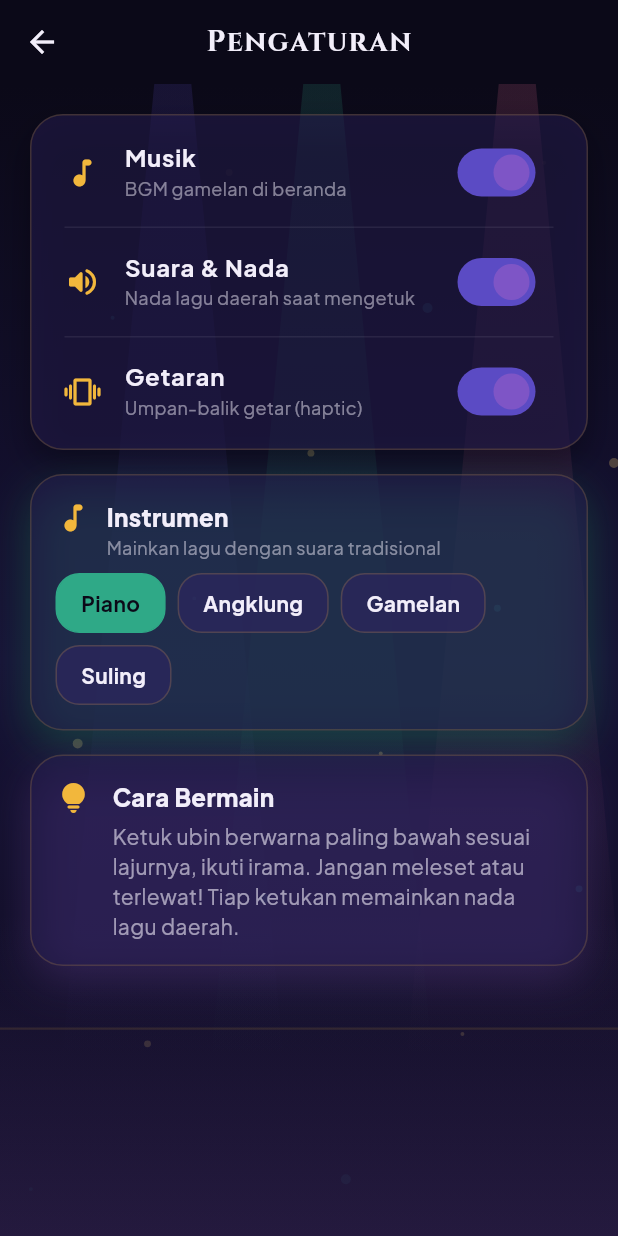
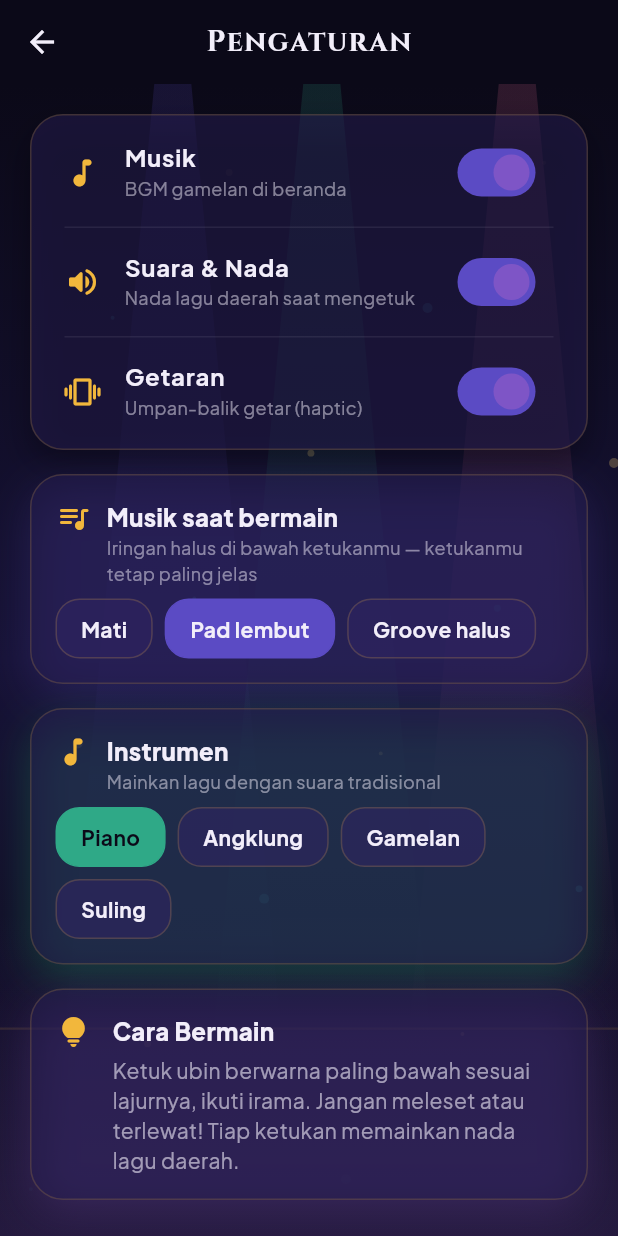
Before and after one commit to zachiesings/pusaka-tiles, a Flutter app: the SettingsScreen screen opened directly, on a phone screen of 412 x 824 dp. Run offline on Flutter 3.47's test engine with Material 3 defaults, Android fonts, the phone set to English and light mode, and no system bars; our stand-ins replace audioplayers, google_mobile_ads, shared_preferences; accounts and stored records are empty.

Commit message:
feat(audio): rework in-game accompaniment — neutral, quiet, with a 'Musik saat bermain' setting
Players found the looping per-song bed distracting: it imposed an I–vi–IV–V
progression that fought the (C-centred, often pentatonic) melodies, too busy/loud.

- render: drop the chord progression. Two harmonically-neutral variants (all
  songs centre on C / do=C, so an open-fifth C+G — no third — never clashes):
  • ambient pad  → one shared warm drone, tempo-free, very quiet (backing_pad.mp3)
  • soft groove  → per-song, tempo-matched, root-fifth bass + light shaker, quiet
  Both rendered well under the tapped melody (loudnorm -24/-26).
- AudioService.inGameMode (off|pad|groove) drives backing; volumes 0/0.16/0.30
  (melody plays ~0.9). Decoupled from home BGM (setMusicEnabled no longer stops it).
- New 'Musik saat bermain' setting (separate from home 'Musik'), default 'pad',
  with an obvious 'Mati' (off) — 3 variants to A/B on TestFlight.
- Home/menu BGM unchanged. All original + license-safe. In-review build untouched.

Co-Authored-By: Claude Opus 4.8 (1M context) <noreply@anthropic.com>

```diff
--- a/lib/core/constants.dart
+++ b/lib/core/constants.dart
@@ -38,6 +38,15 @@ class K {
     MapEntry('suling', 'Suling'),
   ];
   static const String kHaptics   = 'pt_haptics';
+  static const String kInGameMusic = 'pt_ingame_music'; // off | pad | groove
+
+  /// In-game accompaniment options ("Musik saat bermain"), separate from the
+  /// home BGM. Default = pad (subtle ambient drone).
+  static const List<MapEntry<String, String>> inGameMusicOptions = [
+    MapEntry('off', 'Mati'),
+    MapEntry('pad', 'Pad lembut'),
+    MapEntry('groove', 'Groove halus'),
+  ];
   static const String kFirstRun  = 'pt_first_run';
   // ----- Campaign ("Perjalanan Nusantara") -----
   static const String kCampaignUnlocked = 'pt_campaign_unlocked'; // highest stage unlocked (1..20)
--- a/lib/features/settings/settings_screen.dart
+++ b/lib/features/settings/settings_screen.dart
@@ -30,6 +30,49 @@ class SettingsScreen extends StatelessWidget {
                     _divider(),
                     _toggle(Icons.vibration_rounded, 'Getaran', 'Umpan-balik getar (haptic)',
                         app.haptics, app.setHaptics),
+                  ],
+                ),
+              ),
+              const SizedBox(height: 16),
+              SoftCard(
+                glow: Palette.indigo,
+                child: Column(
+                  crossAxisAlignment: CrossAxisAlignment.start,
+                  children: [
+                    Row(children: const [
+                      Icon(Icons.queue_music_rounded, color: Palette.gold),
+                      SizedBox(width: 10),
+                      Text('Musik saat bermain',
+                          style: TextStyle(
+                              color: Palette.cream, fontSize: 16, fontWeight: FontWeight.w800)),
+                    ]),
+                    Padding(
+                      padding: const EdgeInsets.only(left: 34, bottom: 8),
+                      child: Text('Iringan halus di bawah ketukanmu — ketukanmu tetap paling jelas',
+                          style: TextStyle(color: Palette.cream.withOpacity(0.5), fontSize: 12)),
+                    ),
+                    Wrap(
+                      spacing: 8,
+                      runSpacing: 8,
+                      children: K.inGameMusicOptions.map((e) {
+                        final sel = app.inGameMusic == e.key;
+                        return GestureDetector(
+                          onTap: () => app.setInGameMusic(e.key),
+                          child: Container(
+                            padding: const EdgeInsets.symmetric(horizontal: 16, vertical: 9),
+                            decoration: BoxDecoration(
+                              color: sel ? Palette.indigo : Palette.panelHi.withOpacity(0.6),
+                              borderRadius: BorderRadius.circular(16),
+                              border: Border.all(
+                                  color: sel ? Palette.indigo : Palette.gold.withOpacity(0.2)),
+                            ),
+                            child: Text(e.value,
+                                style: const TextStyle(
+                                    color: Palette.cream, fontWeight: FontWeight.w700)),
+                          ),
+                        );
+                      }).toList(),
+                    ),
                   ],
                 ),
               ),
--- a/lib/services/storage/prefs.dart
+++ b/lib/services/storage/prefs.dart
@@ -19,6 +19,10 @@ class Prefs {
 
   bool get music => _p.getBool(K.kMusic) ?? true;
   Future<void> setMusic(bool v) => _p.setBool(K.kMusic, v);
+
+  // In-game accompaniment mode, separate from home BGM: off | pad | groove.
+  String get inGameMusic => _p.getString(K.kInGameMusic) ?? 'pad';
+  Future<void> setInGameMusic(String v) => _p.setString(K.kInGameMusic, v);
 
   String get instrument => _p.getString(K.kInstrument) ?? 'piano';
   Future<void> setInstrument(String v) => _p.setString(K.kInstrument, v);
--- a/lib/state/app_state.dart
+++ b/lib/state/app_state.dart
@@ -13,6 +13,7 @@ class AppState extends ChangeNotifier {
 
   bool _sound;
   bool _music;
+  String _inGameMusic;
   bool _haptics;
   int _overCount = 0;
   int _coins;
@@ -24,10 +25,12 @@ class AppState extends ChangeNotifier {
   AppState(this._prefs, this.ads, this.audio)
       : _sound = _prefs.sound,
         _music = _prefs.music,
+        _inGameMusic = _prefs.inGameMusic,
         _coins = _prefs.coins,
         _haptics = _prefs.haptics {
     audio.enabled = _sound;
     audio.musicEnabled = _music;
+    audio.inGameMode = _inGameMusic;
     audio.instrument = _prefs.instrument;
     _unlockedThemes = _prefs.unlockedThemes.toSet()..add('klasik');
     _selectedTheme = _prefs.selectedTheme;
@@ -127,6 +130,17 @@ class AppState extends ChangeNotifier {
     notifyListeners();
   }
 
+  /// In-game accompaniment mode ("Musik saat bermain"): 'off' | 'pad' | 'groove'.
+  /// Separate from [music] (home BGM). Default 'pad'.
+  String get inGameMusic => _inGameMusic;
+  void setInGameMusic(String v) {
+    _inGameMusic = v;
+    audio.inGameMode = v;
+    _prefs.setInGameMusic(v);
+    if (v == 'off') audio.stopBacking(); // stop immediately if playing
+    notifyListeners();
+  }
+
   void startHomeMusic() => audio.startBgm();
   void stopHomeMusic() => audio.stopBgm();
 
```
Also changed, not shown: lib/services/audio/audio_service.dart (+23 -11 lines), 1 other file.
